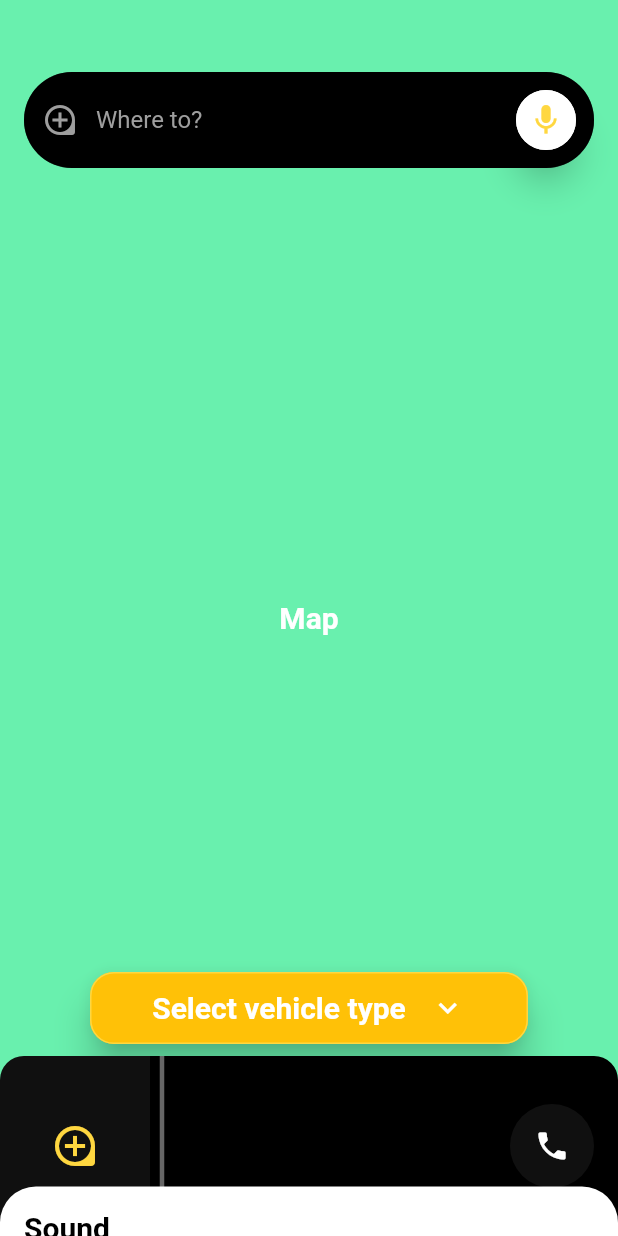
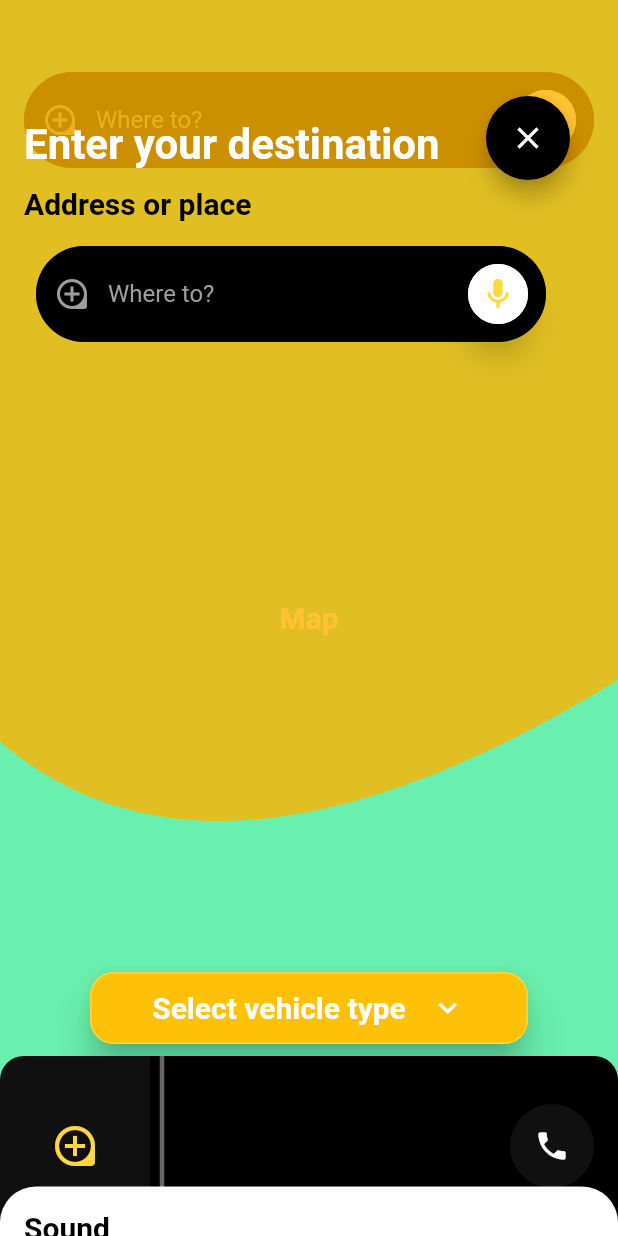
Before and after one commit to Layoneth/WAZE_Flutter, a Flutter app: the HomePage screen opened by its route, on a phone screen of 412 x 824 dp. Run offline on Flutter 3.47's test engine with Material 2 defaults, Android fonts, the phone set to English and light mode, and no system bars.

Commit message:
tutorial floating page detail

```diff
--- a/waze/lib/pages/home_page.dart
+++ b/waze/lib/pages/home_page.dart
@@ -9,7 +9,15 @@ class HomePage extends StatefulWidget {
 }
 
 class _HomePageState extends State<HomePage> {
-  int alarmSelected = 0;
+  int _alarmSelected = 0;
+  bool _tutorial;
+
+  @override
+  void initState() {
+    _tutorial = true;
+    super.initState();
+  }
+
   @override
   Widget build(BuildContext context) {
     return Scaffold(
@@ -19,9 +27,13 @@ class _HomePageState extends State<HomePage> {
       body: Stack(
         children: <Widget>[
           _map(context),
-          _whereToTextFIeld(context),
+          Positioned(
+            top: 32.0,
+            child: _whereToTextFIeld(context, 'micro1'),
+          ),
           _bottomMenu(context),
           _dragableBottomSheet(),
+          _tutorial ? _tutorialSign() : Container(),
         ],
       ),
     );
@@ -41,10 +53,8 @@ class _HomePageState extends State<HomePage> {
     );
   }
 
-  Widget _whereToTextFIeld(BuildContext context) {
-    return Positioned(
-      top: 32.0,
-      child: Container(
+  Widget _whereToTextFIeld(BuildContext context, String tag) {
+    return Container(
       width: MediaQuery.of(context).size.width,
       padding: EdgeInsets.all(16.0),
       child: TextField(
@@ -65,7 +75,7 @@ class _HomePageState extends State<HomePage> {
             suffixIcon: Padding(
               padding: EdgeInsets.all(8.0),
               child: FloatingActionButton(
-                  heroTag: 'micro',
+                heroTag: tag,
                 backgroundColor: Colors.white,
                 shape: OutlineInputBorder(
                     borderRadius: BorderRadius.all(
@@ -83,7 +93,6 @@ class _HomePageState extends State<HomePage> {
                 onPressed: () {},
               ),
             )),
-        ),
       ),
     );
   }
@@ -204,7 +213,9 @@ class _HomePageState extends State<HomePage> {
                           )),
                     ),
                     _rowAlerts(),
-                    SizedBox(height: 8.0,),
+                    SizedBox(
+                      height: 8.0,
+                    ),
                     ListTile(
                       leading: Icon(
                         Icons.cloud_circle,
@@ -250,7 +261,7 @@ class _HomePageState extends State<HomePage> {
     return InkWell(
       onTap: () {
         setState(() {
-          alarmSelected = number;
+          _alarmSelected = number;
         });
       },
       child: Padding(
@@ -269,7 +280,7 @@ class _HomePageState extends State<HomePage> {
               ),
             ],
             borderRadius: BorderRadius.circular(16.0),
-            border: alarmSelected == number
+            border: _alarmSelected == number
                 ? Border.all(width: 2.0, color: Colors.blueAccent)
                 : null,
           ),
@@ -300,8 +311,7 @@ class _HomePageState extends State<HomePage> {
             style: TextStyle(
                 color: Colors.white,
                 fontWeight: FontWeight.bold,
-            fontSize: 16.0
-          ),
+                fontSize: 16.0),
           ),
           minWidth: double.maxFinite,
           height: 48.0,
@@ -309,11 +319,102 @@ class _HomePageState extends State<HomePage> {
           elevation: 5.0,
           shape: RoundedRectangleBorder(
               borderRadius: BorderRadius.circular(8.0),
-          side: BorderSide(color: Colors.amberAccent)
+              side: BorderSide(color: Colors.amberAccent)),
+          // onPressed: (){},
+          onPressed: () => Navigator.pushNamed(context, '/report')),
+    );
+  }
+
+  Widget _tutorialSign() {
+    return Container(
+        height: MediaQuery.of(context).size.height,
+        width: MediaQuery.of(context).size.width,
+        // color: Colors.amberAccent.withOpacity(0.3),
+        child: Stack(
+          children: <Widget>[
+            HeaderCurvo(),
+            Positioned(
+                right: 32.0,
+                top: 64.0,
+                child: FloatingActionButton(
+                  heroTag: 'close',
+                  backgroundColor: Colors.black,
+                  child: Icon(
+                    Icons.close,
+                    color: Colors.white,
                   ),
-        // onPressed: (){},
-        onPressed: () => Navigator.pushNamed(context, '/report')
+                  onPressed: () {
+                    setState(() {
+                      _tutorial = false;
+                    });
+                  },
+                )),
+            Positioned(
+              top: 80.0,
+              left: 16.0,
+              child: Text(
+                'Enter your destination',
+                style: TextStyle(
+                    fontSize: 28.0,
+                    color: Colors.white,
+                    fontWeight: FontWeight.bold),
+              ),
+            ),
+            Positioned(
+              top: 124.0,
+              left: 16.0,
+              child: Text(
+                'Address or place',
+                style: MyTypography.blackTittle,
+              ),
+            ),
+            Positioned(
+              top: 148.0,
+              left: 8.0,
+              right: 32.0,
+              child: _whereToTextFIeld(context, 'micro2'),
+            ),
+          ],
+        ));
+  }
+}
+
+class HeaderCurvo extends StatelessWidget {
+  @override
+  Widget build(BuildContext context) {
+    return Container(
+      height: double.infinity,
+      width: double.infinity,
+      child: CustomPaint(
+        painter: _HeaderCurvoPainter(),
       ),
     );
   }
 }
+
+class _HeaderCurvoPainter extends CustomPainter {
+  @override
+  void paint(Canvas canvas, Size size) {
+    final lapiz = new Paint();
+
+    // Propiedades
+    lapiz.color = Colors.amber[600].withOpacity(0.8);
+    lapiz.style = PaintingStyle.fill; // .fill .stroke
+    lapiz.strokeWidth = 20;
+
+    final path = new Path();
+
+    // Dibujar con el path y el lapiz
+    path.lineTo(0, size.height * 0.60);
+    path.quadraticBezierTo(
+        size.width * 0.35, size.height * 0.75, size.width, size.height * 0.55);
+    path.lineTo(size.width, 0);
+
+    canvas.drawPath(path, lapiz);
+  }
+
+  @override
+  bool shouldRepaint(CustomPainter oldDelegate) {
+    return true;
+  }
+}
```
Lines whose indentation alone changed are shown as unchanged.
